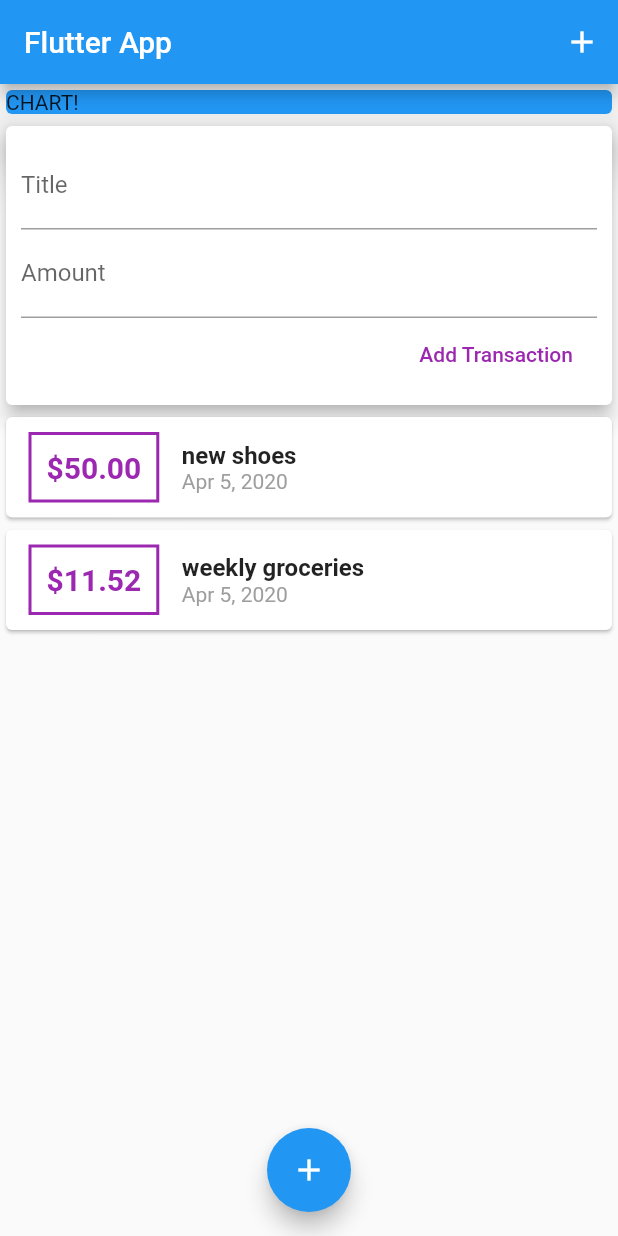
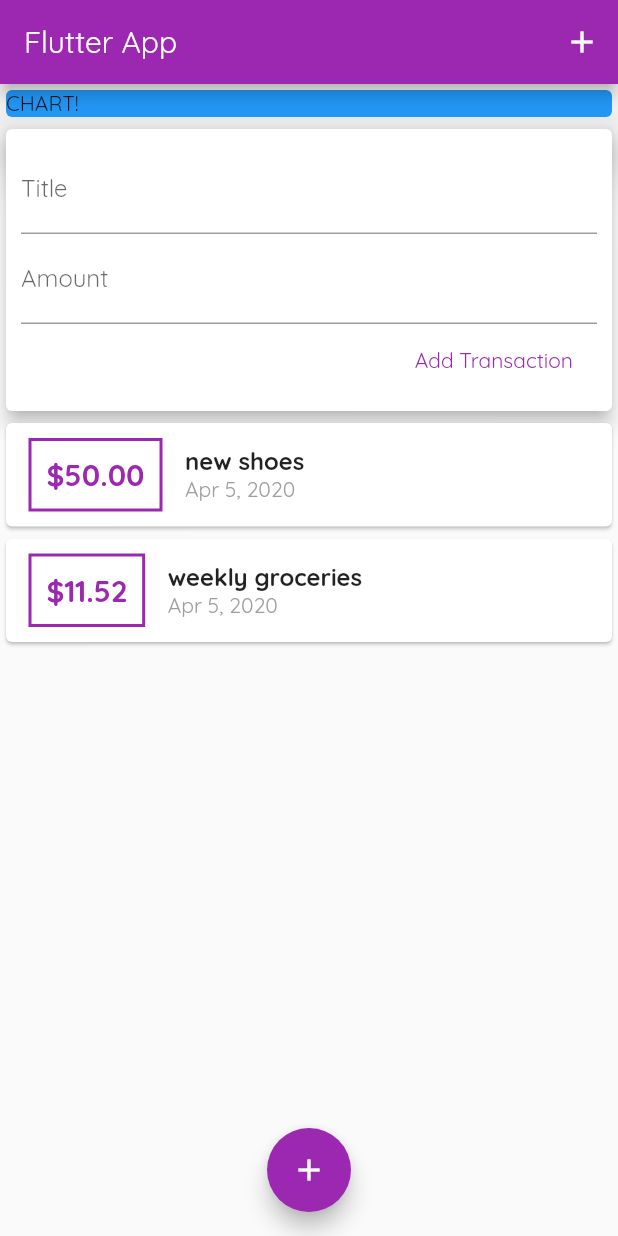
Before and after one commit to lejoow/expense_tracker, a Flutter app: the screen it shows after launch, on a phone screen of 412 x 824 dp. Run offline on Flutter 3.47's test engine with Material 2 defaults, Android fonts, the phone set to English and light mode, and no system bars.

Commit message:
font added

```diff
--- a/lib/main.dart
+++ b/lib/main.dart
@@ -10,6 +10,10 @@ class MyApp extends StatelessWidget {
   @override
   Widget build(BuildContext context) {
     return MaterialApp(
+      theme: ThemeData(
+        fontFamily: 'Quicksand',
+        primarySwatch: Colors.purple
+      ),
       title: 'Flutter App',
       home: MyHomePage(),
     );
```
Also changed, not shown: pubspec.yaml (+11 -9 lines), assets/fonts/OpenSans-Bold.ttf (added), assets/fonts/OpenSans-Regular.ttf (added), assets/fonts/Quicksand-Bold.ttf (added), assets/fonts/Quicksand-Light.ttf (added), assets/fonts/Quicksand-Medium.ttf (added), assets/fonts/Quicksand-Regular.ttf (added).
